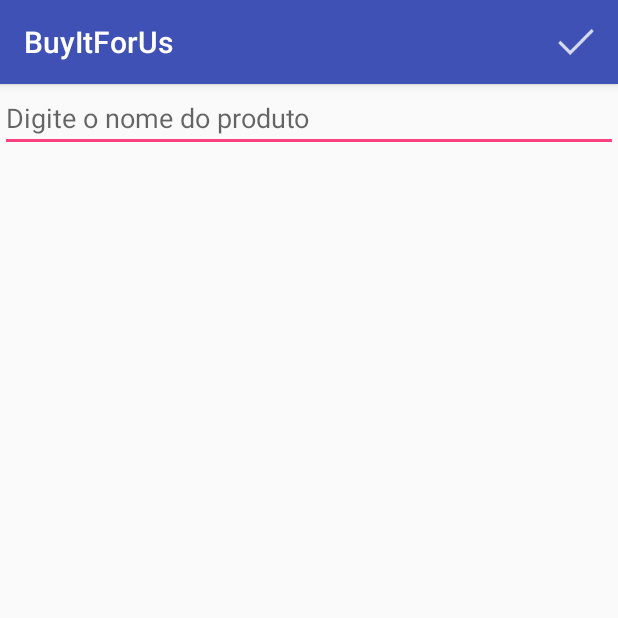
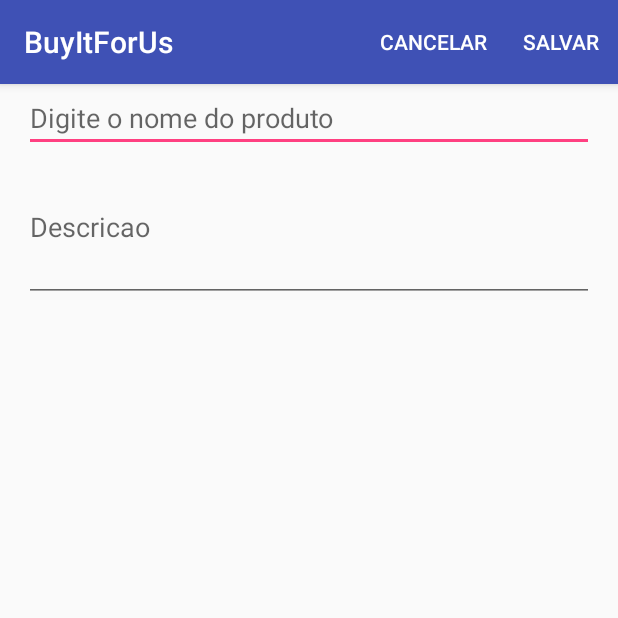
Before and after one commit to MelhorDevDoBrasil/CompraPraGente, an Android app: the AddProdutoActivity screen opened directly, with no data from a screen before it, on a phone screen of 412 x 824 dp, the top half of it. Run offline under Robolectric (Android 15) with nearby library versions, the phone set to English and light mode, and no system bars.

```diff
--- a/app/src/main/java/com/example/kewen/buyitforus/AddProdutoHelper.java
+++ b/app/src/main/java/com/example/kewen/buyitforus/AddProdutoHelper.java
@@ -11,9 +11,11 @@ import com.example.kewen.buyitforus.modelo.Produto;
 public class AddProdutoHelper {
 
     private final EditText campoNomeProduto;
+    private final EditText campoDescricaoProduto;
 
     public AddProdutoHelper(AddProdutoActivity activity) {
         campoNomeProduto = (EditText) activity.findViewById(R.id.add_produto_nome_produto);
+        campoDescricaoProduto = (EditText) activity.findViewById(R.id.add_produto_descricao);
 
     }
 
@@ -22,6 +24,8 @@ public class AddProdutoHelper {
 
         Produto produto = new Produto();
         produto.setNome(campoNomeProduto.getText().toString());
+        produto.setDescricao(campoDescricaoProduto.getText().toString());
+
 
         return produto;
     }
--- a/app/src/main/res/layout/activity_add_produto.xml
+++ b/app/src/main/res/layout/activity_add_produto.xml
@@ -1,22 +1,33 @@
 <?xml version="1.0" encoding="utf-8"?>
-<ScrollView
-
-    xmlns:android="http://schemas.android.com/apk/res/android"
-    android:layout_width="match_parent"
-    android:layout_height="match_parent">
-
     <LinearLayout
+        xmlns:android="http://schemas.android.com/apk/res/android"
         xmlns:tools="http://schemas.android.com/tools"
         android:layout_width="match_parent"
         android:layout_height="match_parent"
         android:orientation="vertical"
         tools:context="com.example.kewen.buyitforus.AddProdutoActivity">
 
+
         <EditText
             android:id="@+id/add_produto_nome_produto"
             android:layout_width="match_parent"
+            android:layout_marginRight="16dp"
+            android:layout_marginLeft="16dp"
             android:layout_height="wrap_content"
             android:hint="Digite o nome do produto"/>
 
+        <EditText
+            android:id="@+id/add_produto_descricao"
+            android:layout_width="match_parent"
+            android:layout_height="wrap_content"
+            android:inputType="textMultiLine"
+            android:minHeight="100dp"
+            android:layout_marginRight="16dp"
+            android:layout_marginLeft="16dp"
+            android:maxLines="10"
+            android:scrollbars="vertical"
+            android:textAlignment="textStart"
+            android:hint="Descricao" />
+
+
     </LinearLayout>
-</ScrollView>
--- a/app/src/main/res/menu/menu_add_produto.xml
+++ b/app/src/main/res/menu/menu_add_produto.xml
@@ -2,10 +2,16 @@
 <menu xmlns:android="http://schemas.android.com/apk/res/android"
     xmlns:app="http://schemas.android.com/apk/res-auto">
 
-    <item android:id="@+id/menu_add_produto_ok"
-        android:title="OK"
-        android:icon="@drawable/ic_confirmar"
+    <item android:id="@+id/menu_add_produto_cancelar"
+        android:title="CANCELAR"
         app:showAsAction="always"
         ></item>
 
+    <item android:id="@+id/menu_add_produto_ok"
+        android:title="SALVAR"
+        app:showAsAction="always"
+        ></item>
+
+
+
 </menu>
```
Also changed, not shown: app/src/main/java/com/example/kewen/buyitforus/AddProdutoActivity.java (+8 -1 lines), app/src/main/java/com/example/kewen/buyitforus/ListaActivity.java (+23 -6 lines), app/src/main/java/com/example/kewen/buyitforus/dao/ProdutoDAO.java (added, +65 -0 lines), app/src/main/java/com/example/kewen/buyitforus/modelo/Produto.java (+13 -0 lines).
